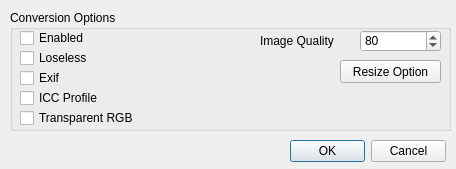
Above: Resources/ConversionOptions.ui from C4NU/Paddie before the change. Below: the same form after it.
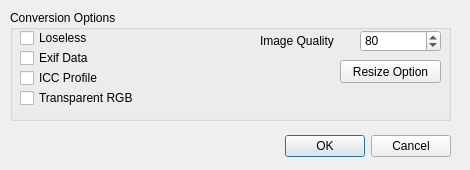
That is the form after the change.

The edit to the form file:
```diff
--- a/Resources/ConversionOptions.ui
+++ b/Resources/ConversionOptions.ui
@@ -1,25 +1,41 @@
 <?xml version="1.0" encoding="UTF-8"?>
 <ui version="4.0">
- <class>Form</class>
- <widget class="QWidget" name="Form">
+ <class>Dialog</class>
+ <widget class="QDialog" name="Dialog">
   <property name="geometry">
    <rect>
     <x>0</x>
     <y>0</y>
-    <width>456</width>
-    <height>169</height>
+    <width>470</width>
+    <height>170</height>
    </rect>
   </property>
   <property name="windowTitle">
    <string>Form</string>
   </property>
+  <widget class="QDialogButtonBox" name="webp_option_button_box">
+   <property name="geometry">
+    <rect>
+     <x>10</x>
+     <y>130</y>
+     <width>441</width>
+     <height>32</height>
+    </rect>
+   </property>
+   <property name="orientation">
+    <enum>Qt::Horizontal</enum>
+   </property>
+   <property name="standardButtons">
+    <set>QDialogButtonBox::Cancel|QDialogButtonBox::Ok</set>
+   </property>
+  </widget>
   <widget class="QGroupBox" name="groupBox">
    <property name="geometry">
     <rect>
      <x>10</x>
      <y>10</y>
      <width>441</width>
-     <height>121</height>
+     <height>111</height>
     </rect>
    </property>
    <property name="title">
@@ -29,7 +45,7 @@
     <property name="geometry">
      <rect>
       <x>10</x>
-      <y>40</y>
+      <y>20</y>
       <width>81</width>
       <height>16</height>
      </rect>
@@ -70,24 +86,24 @@
      <string>Image Quality</string>
     </property>
    </widget>
-   <widget class="QCheckBox" name="ExifOptionBox">
+   <widget class="QCheckBox" name="exif_option_box">
+    <property name="geometry">
+     <rect>
+      <x>10</x>
+      <y>40</y>
+      <width>81</width>
+      <height>16</height>
+     </rect>
+    </property>
+    <property name="text">
+     <string>Exif Data</string>
+    </property>
+   </widget>
+   <widget class="QCheckBox" name="icc_profile_option_box">
     <property name="geometry">
      <rect>
       <x>10</x>
       <y>60</y>
-      <width>81</width>
-      <height>16</height>
-     </rect>
-    </property>
-    <property name="text">
-     <string>Exif</string>
-    </property>
-   </widget>
-   <widget class="QCheckBox" name="ICCProfileOptionBox">
-    <property name="geometry">
-     <rect>
-      <x>10</x>
-      <y>80</y>
       <width>101</width>
       <height>16</height>
      </rect>
@@ -100,7 +116,7 @@
     <property name="geometry">
      <rect>
       <x>10</x>
-      <y>100</y>
+      <y>80</y>
       <width>131</width>
       <height>16</height>
      </rect>
@@ -109,25 +125,6 @@
      <string>Transparent RGB</string>
     </property>
    </widget>
-   <widget class="QCheckBox" name="ConversionEnableBox">
-    <property name="geometry">
-     <rect>
-      <x>10</x>
-      <y>20</y>
-      <width>81</width>
-      <height>16</height>
-     </rect>
-    </property>
-    <property name="text">
-     <string>Enabled</string>
-    </property>
-    <property name="checked">
-     <bool>false</bool>
-    </property>
-    <property name="tristate">
-     <bool>false</bool>
-    </property>
-   </widget>
    <widget class="QPushButton" name="open_resize_option_button">
     <property name="geometry">
      <rect>
@@ -142,19 +139,6 @@
     </property>
    </widget>
   </widget>
-  <widget class="QDialogButtonBox" name="buttonBox">
-   <property name="geometry">
-    <rect>
-     <x>290</x>
-     <y>140</y>
-     <width>156</width>
-     <height>23</height>
-    </rect>
-   </property>
-   <property name="standardButtons">
-    <set>QDialogButtonBox::Cancel|QDialogButtonBox::Ok</set>
-   </property>
-  </widget>
  </widget>
  <resources/>
  <connections/>
```
Left out of the diff: 45 changed lines with no effect on the pictures.
